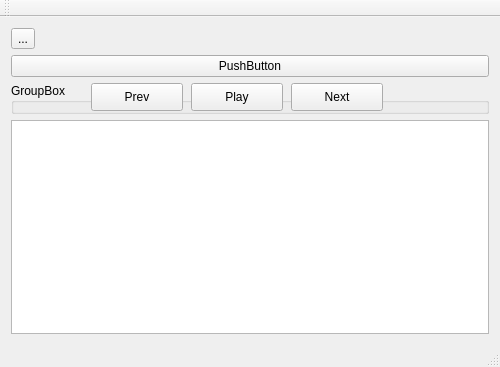
Above: mainwindow.ui from VictoriaOtm/Accord before the change. Below: the same form after it.
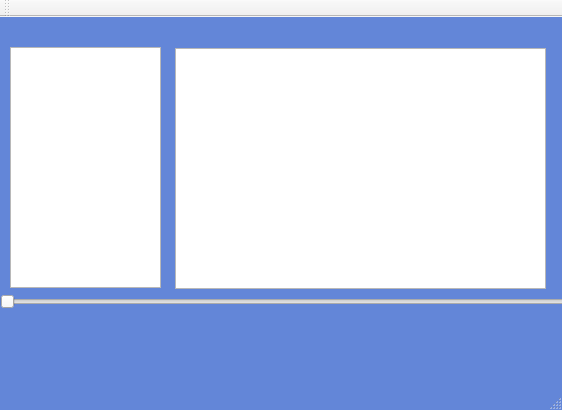
That is the form after the change. Icons and pictures are not drawn.

```diff
--- a/mainwindow.ui
+++ b/mainwindow.ui
@@ -9,8 +9,8 @@
    <rect>
     <x>0</x>
     <y>0</y>
-    <width>500</width>
-    <height>367</height>
+    <width>562</width>
+    <height>410</height>
    </rect>
   </property>
   <property name="maximumSize">
@@ -22,78 +22,210 @@
   <property name="windowTitle">
    <string>Accord</string>
   </property>
+  <property name="styleSheet">
+   <string notr="true">#MainWindow{
+	background-color: #6386d8;
+}</string>
+  </property>
   <widget class="QWidget" name="centralWidget">
-   <layout class="QVBoxLayout" name="verticalLayout">
-    <item>
-     <widget class="QToolButton" name="toolButton">
-      <property name="focusPolicy">
-       <enum>Qt::NoFocus</enum>
-      </property>
-      <property name="text">
-       <string>...</string>
-      </property>
-     </widget>
-    </item>
-    <item>
-     <widget class="QPushButton" name="pushButton">
-      <property name="focusPolicy">
-       <enum>Qt::NoFocus</enum>
-      </property>
-      <property name="text">
-       <string>PushButton</string>
-      </property>
-     </widget>
-    </item>
-    <item>
-     <widget class="QGroupBox" name="play_buttons">
-      <property name="title">
-       <string>GroupBox</string>
-      </property>
-      <widget class="QPushButton" name="play_button">
-       <property name="geometry">
-        <rect>
-         <x>180</x>
-         <y>0</y>
-         <width>92</width>
-         <height>28</height>
-        </rect>
-       </property>
-       <property name="text">
-        <string>Play</string>
-       </property>
-      </widget>
-      <widget class="QPushButton" name="prev_button">
-       <property name="geometry">
-        <rect>
-         <x>80</x>
-         <y>0</y>
-         <width>92</width>
-         <height>28</height>
-        </rect>
-       </property>
-       <property name="text">
-        <string>Prev</string>
-       </property>
-      </widget>
-      <widget class="QPushButton" name="next_button">
-       <property name="geometry">
-        <rect>
-         <x>280</x>
-         <y>0</y>
-         <width>92</width>
-         <height>28</height>
-        </rect>
-       </property>
-       <property name="text">
-        <string>Next</string>
-       </property>
-      </widget>
-     </widget>
-    </item>
-    <item>
-     <widget class="QListView" name="listView"/>
-    </item>
-   </layout>
+   <widget class="QGroupBox" name="groupBox">
+    <property name="geometry">
+     <rect>
+      <x>206</x>
+      <y>300</y>
+      <width>150</width>
+      <height>50</height>
+     </rect>
+    </property>
+    <property name="styleSheet">
+     <string notr="true">#groupBox {
+	background-color: transparent;
+	background: none;
+	border: none;
+	background-repeat: none;
+}</string>
+    </property>
+    <property name="title">
+     <string/>
+    </property>
+    <widget class="QPushButton" name="nextButton">
+     <property name="geometry">
+      <rect>
+       <x>110</x>
+       <y>15</y>
+       <width>40</width>
+       <height>20</height>
+      </rect>
+     </property>
+     <property name="styleSheet">
+      <string notr="true">#nextButton {
+	background-color: transparent;
+	border-image: url(:images/next.png);
+	background: none;
+	border: none;
+	background-repeat: none;
+}</string>
+     </property>
+     <property name="text">
+      <string/>
+     </property>
+    </widget>
+    <widget class="QPushButton" name="prevButton">
+     <property name="geometry">
+      <rect>
+       <x>0</x>
+       <y>15</y>
+       <width>40</width>
+       <height>21</height>
+      </rect>
+     </property>
+     <property name="styleSheet">
+      <string notr="true">#prevButton {
+	background-color: transparent;
+	border-image: url(:images/previous.png);
+	background: none;
+	border: none;
+	background-repeat: none;
+}</string>
+     </property>
+     <property name="text">
+      <string/>
+     </property>
+    </widget>
+   </widget>
+   <widget class="QListWidget" name="playListWidget">
+    <property name="geometry">
+     <rect>
+      <x>10</x>
+      <y>30</y>
+      <width>151</width>
+      <height>241</height>
+     </rect>
+    </property>
+    <property name="styleSheet">
+     <string notr="true">#listWidget {
+	background-color: #e0ffff;
+}
+</string>
+    </property>
+   </widget>
+   <widget class="QSlider" name="timeSlider">
+    <property name="geometry">
+     <rect>
+      <x>0</x>
+      <y>270</y>
+      <width>571</width>
+      <height>29</height>
+     </rect>
+    </property>
+    <property name="orientation">
+     <enum>Qt::Horizontal</enum>
+    </property>
+   </widget>
+   <widget class="QPushButton" name="settingsButton">
+    <property name="geometry">
+     <rect>
+      <x>25</x>
+      <y>305</y>
+      <width>40</width>
+      <height>40</height>
+     </rect>
+    </property>
+    <property name="styleSheet">
+     <string notr="true">#settingsButton {
+	background-color: transparent;
+	border-image: url(:images/settings.png);
+	background: none;
+	border: none;
+	background-repeat: none;
+}</string>
+    </property>
+    <property name="text">
+     <string/>
+    </property>
+   </widget>
+   <widget class="QPushButton" name="volumeButton">
+    <property name="geometry">
+     <rect>
+      <x>490</x>
+      <y>305</y>
+      <width>40</width>
+      <height>40</height>
+     </rect>
+    </property>
+    <property name="styleSheet">
+     <string notr="true">#volumeButton {
+	background-color: transparent;
+	border-image: url(:images/volume.png);
+	background: none;
+	border: none;
+	background-repeat: none;
+}</string>
+    </property>
+    <property name="text">
+     <string/>
+    </property>
+   </widget>
+   <widget class="QPushButton" name="plusButton">
+    <property name="geometry">
+     <rect>
+      <x>510</x>
+      <y>0</y>
+      <width>30</width>
+      <height>30</height>
+     </rect>
+    </property>
+    <property name="styleSheet">
+     <string notr="true">#plusButton {
+	background-color: transparent;
+	border-image: url(:images/plus.png);
+	background: none;
+	border: none;
+	background-repeat: none;
+}</string>
+    </property>
+    <property name="text">
+     <string/>
+    </property>
+   </widget>
+   <widget class="QPushButton" name="minusButton">
+    <property name="geometry">
+     <rect>
+      <x>470</x>
+      <y>0</y>
+      <width>30</width>
+      <height>30</height>
+     </rect>
+    </property>
+    <property name="styleSheet">
+     <string notr="true">#minusButton {
+	background-color: transparent;
+	border-image: url(:images/minus.png);
+	background: none;
+	border: none;
+	background-repeat: none;
+}</string>
+    </property>
+    <property name="text">
+     <string/>
+    </property>
+   </widget>
+   <widget class="QListWidget" name="curAudioListWidget">
+    <property name="geometry">
+     <rect>
+      <x>175</x>
+      <y>31</y>
+      <width>371</width>
+      <height>241</height>
+     </rect>
+    </property>
+    <property name="font">
+     <font>
+      <weight>75</weight>
+      <bold>true</bold>
+     </font>
+    </property>
+   </widget>
   </widget>
   <widget class="QMenuBar" name="menuBar">
    <property name="geometry">
```
Left out of the diff: 2 changed lines with no effect on the pictures.
